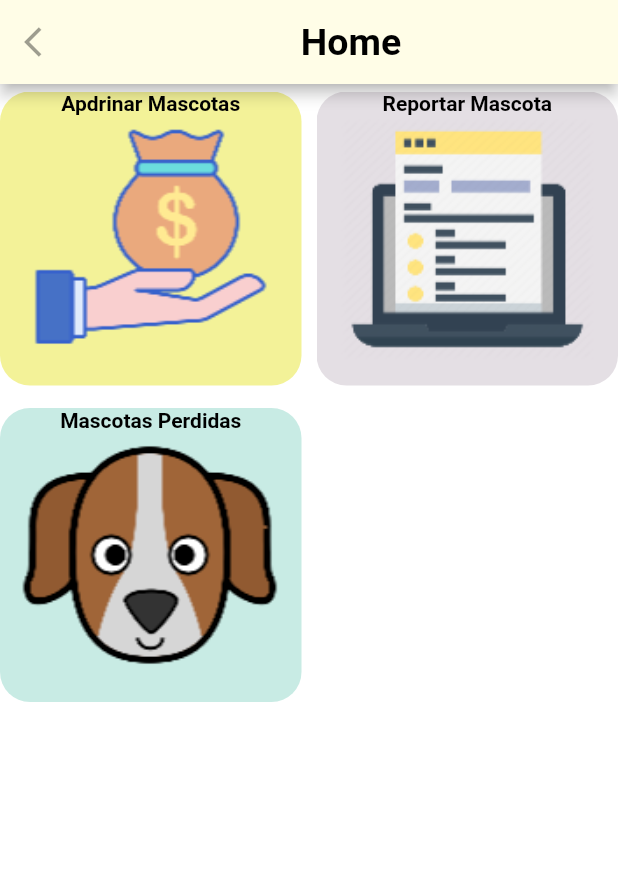
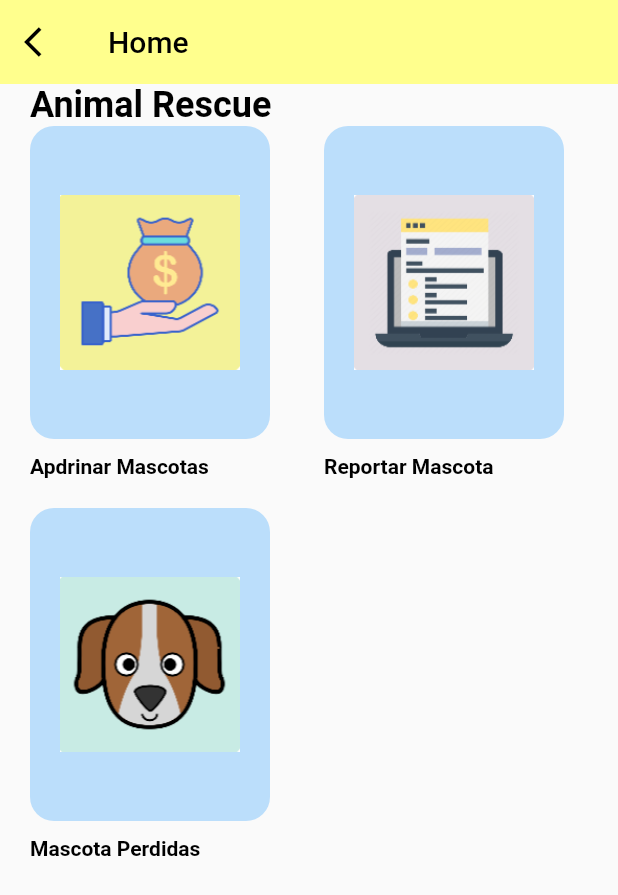
Before and after one commit to cxcarvaj/LP_Project_Frontend, a Flutter app: the screen it shows after launch, on a phone screen of 412 x 824 dp. Shown: the top 895 px of the screen. Run offline on Flutter 3.47's test engine with Material 2 defaults, Android fonts, the phone set to English and light mode, and no system bars.

Commit message:
Improving home page

```diff
--- a/lib/main.dart
+++ b/lib/main.dart
@@ -1,4 +1,6 @@
 import 'package:flutter/material.dart';
+import 'package:animal_rescue/screens/home/home_screen.dart';
+
 
 void main() => runApp(MyApp());
 
@@ -6,69 +8,14 @@ class MyApp extends StatelessWidget {
   // This widget is the root of your application.
   @override
   Widget build(BuildContext context) {
-    var obj = {
-      'Apdrinar Mascotas': 'assets/images/ApadrinarMascotas.png',
-      'Reportar Mascota': 'assets/images/ReporteMascota.png',
-      'Mascotas Perdidas': 'assets/images/mascotasPorAdoptar.png',
-    };
     return MaterialApp(
-      home: Scaffold(
-        backgroundColor: Colors.white,
-        appBar: AppBar(
-          backgroundColor: Colors.yellow[50],
-          title: Center(
-            child: Text(
-              'Home',
-              style: TextStyle(
-                color: Colors.black,
-                fontWeight: FontWeight.bold,
-                fontSize: 25.0,
-              ),
-            ),
-          ),
-          automaticallyImplyLeading: true,
-          titleSpacing: -29,
-          leading: IconButton(
-            icon: Icon(
-              Icons.arrow_back_ios,
-            ),
-            // onPressed: ()=> Navigator.pop(context,true),
-          ),
-        ),
-        body: GridView.count(
-          crossAxisCount: 2,
-          crossAxisSpacing: 10.0,
-          mainAxisSpacing: 10.0,
-          shrinkWrap: true,
-          children: List.generate(
-            3,
-            (index) {
-              return GestureDetector(
-                  child: Container(
-                    margin: const EdgeInsets.only(top:5.0),
-                    width: 120,
-                    height: 40,
-                    child: Text(obj.keys.toList()[index],
-                        textAlign: TextAlign.center,
-                        style: TextStyle(
-                          color: Colors.black,
-                          fontWeight: FontWeight.bold,
-                        )),
-                    decoration: BoxDecoration(
-                      borderRadius: BorderRadius.all(Radius.circular(20.0)),
-                      image: DecorationImage(
-                          image:
-                              AssetImage(obj.values.toList()[index].toString()),
-                          fit: BoxFit.cover),
-                    ),
-                  ),
-                  onTap: () {
-                    print("you clicked me");
-                  });
-            },
-          ),
-        ),
+      debugShowCheckedModeBanner: false,
+      title: 'Flutter Demo',
+      theme: ThemeData(
+        textTheme: Theme.of(context).textTheme.apply(bodyColor:(Colors.black)),
+        visualDensity: VisualDensity.adaptivePlatformDensity,
       ),
+      home: HomeScreen(),
     );
   }
 }
--- /dev/null
+++ b/lib/models/AppIcon.dart
@@ -0,0 +1,23 @@
+class AppIcon {
+  final String image, title;
+
+  AppIcon({
+    this.image,
+    this.title,
+  });
+}
+
+List<AppIcon> appIcons = [
+  AppIcon(
+    title: 'Apdrinar Mascotas',
+    image: 'assets/images/ApadrinarMascotas.png',
+  ),
+  AppIcon(
+    title: "Reportar Mascota",
+    image: "assets/images/ReporteMascota.png",
+  ),
+  AppIcon(
+    title: "Mascota Perdidas",
+    image: "assets/images/mascotasPorAdoptar.png",
+  ),
+];
--- /dev/null
+++ b/lib/screens/home/components/body.dart
@@ -0,0 +1,43 @@
+import 'package:animal_rescue/models/AppIcon.dart';
+import 'package:flutter/material.dart';
+import 'item_card.dart';
+
+class Body extends StatelessWidget {
+  @override
+  Widget build(BuildContext context) {
+    return Column(
+      crossAxisAlignment: CrossAxisAlignment.start,
+      children: <Widget>[
+        Padding(
+          padding: const EdgeInsets.symmetric(horizontal: 20.0),
+          child: Text("Animal Rescue",
+              textAlign: TextAlign.center,
+              style: Theme.of(context)
+                  .textTheme
+                  .headline5
+                  .copyWith(fontWeight: FontWeight.bold)),
+        ),
+        Expanded(
+          child: Padding(
+            padding: const EdgeInsets.symmetric(horizontal: 20.0),
+            child: GridView.builder(
+                gridDelegate: SliverGridDelegateWithFixedCrossAxisCount(
+                  crossAxisCount: 2,
+                  mainAxisSpacing: 20.0,
+                  crossAxisSpacing: 20.0,
+                  childAspectRatio: 0.75,
+                ),
+                itemCount: 3,
+                itemBuilder: (context, index) => ItemCard(
+                  appIcon: appIcons[index],
+                  // press: ()=>Navigator.push(
+                  //   context,
+                  //   MaterialPageRoute(builder: (context)=> anotherScreen()),
+                  // ),
+                )),
+          ),
+        ),
+      ],
+    );
+  }
+}
--- /dev/null
+++ b/lib/screens/home/components/item_card.dart
@@ -0,0 +1,46 @@
+import 'package:flutter/material.dart';
+import 'package:animal_rescue/models/AppIcon.dart';
+
+
+class ItemCard extends StatelessWidget {
+  final AppIcon appIcon;
+  final Function press;
+  const ItemCard({
+    this.appIcon,
+    this.press,
+  });
+
+  @override
+  Widget build(BuildContext context) {
+    return GestureDetector(
+      onTap: press,
+      child: Column(
+        crossAxisAlignment: CrossAxisAlignment.start,
+        children: <Widget>[
+          Expanded(
+            child: Container(
+              padding: EdgeInsets.all(20.0),
+              height: 180,
+              width: 160,
+              decoration: BoxDecoration(
+                color: Colors.blue[100],
+                borderRadius: BorderRadius.circular(16),
+              ),
+              child: Hero(
+                tag: "${1}",
+                child: Image.asset(appIcon.image),
+              ),
+            ),
+          ),
+          Padding(
+            padding: const EdgeInsets.symmetric(vertical: 20.0 / 4),
+          ),
+          Text(
+            "${appIcon.title}",
+            style: TextStyle(fontWeight: FontWeight.bold),
+          )
+        ],
+      ),
+    );
+  }
+}
--- /dev/null
+++ b/lib/screens/home/home_screen.dart
@@ -0,0 +1,25 @@
+import 'package:flutter/material.dart';
+import 'package:animal_rescue/screens/home/components/body.dart';
+
+class HomeScreen extends StatelessWidget {
+  @override
+  Widget build(BuildContext context) {
+    return Scaffold(
+      appBar: buildAppBar(),
+      body: Body(),
+    );
+  }
+
+  AppBar buildAppBar() {
+    return AppBar(
+      backgroundColor: Colors.yellowAccent[100],
+      title: Text("Home", style: TextStyle(color: Colors.black)),
+      elevation: 0,
+      leading: IconButton(
+        icon:Icon(Icons.arrow_back_ios),
+        color: Colors.black,
+        onPressed: () {},
+      ),
+    );
+  }
+}
```
